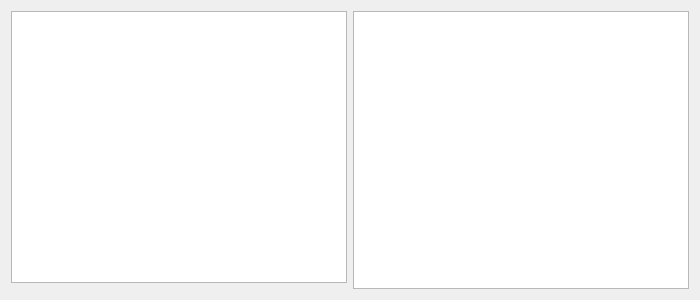
Qt form view/results/classificationresultview.ui (Joensw/RCAIT) before a commit.
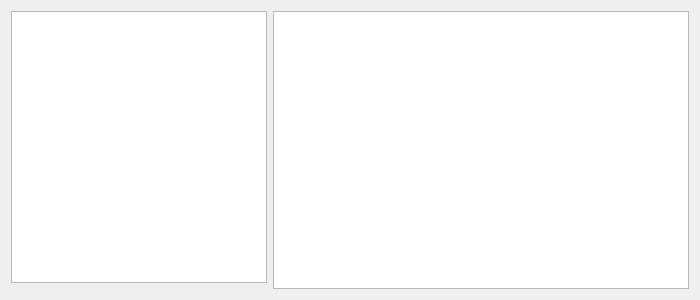
The same form after that commit. Custom widgets are drawn as their Qt base class.

Commit message: (WIP) Add more code for creating ClassificationResult graphics

Diff of the .ui file:
```diff
--- a/view/results/classificationresultview.ui
+++ b/view/results/classificationresultview.ui
@@ -13,14 +13,14 @@
   <property name="windowTitle">
    <string>Form</string>
   </property>
-  <layout class="QGridLayout" name="gridLayout">
+  <layout class="QGridLayout" name="gridLayout" columnstretch="0,1">
    <item row="0" column="0">
-    <widget class="QTableWidget" name="tableWidget_topAccuracies">
+    <widget class="CustomTableWidget" name="tableWidget_classificationresult">
      <property name="verticalScrollBarPolicy">
       <enum>Qt::ScrollBarAsNeeded</enum>
      </property>
      <property name="horizontalScrollBarPolicy">
-      <enum>Qt::ScrollBarAlwaysOff</enum>
+      <enum>Qt::ScrollBarAsNeeded</enum>
      </property>
      <property name="sizeAdjustPolicy">
       <enum>QAbstractScrollArea::AdjustIgnored</enum>
@@ -37,15 +37,15 @@
     </widget>
    </item>
    <item row="0" column="1" rowspan="2">
-    <widget class="Canvas" name="graphicsView_topAccuracies"/>
+    <widget class="QGraphicsView" name="graphicsView_classificationresult"/>
    </item>
   </layout>
  </widget>
  <customwidgets>
   <customwidget>
-   <class>Canvas</class>
-   <extends>QGraphicsView</extends>
-   <header>canvas.h</header>
+   <class>CustomTableWidget</class>
+   <extends>QTableWidget</extends>
+   <header>customtablewidget.h</header>
   </customwidget>
  </customwidgets>
  <resources/>
```
Left out of the diff: 6 changed lines with no effect on the pictures. The commit also changes 15 other files.
